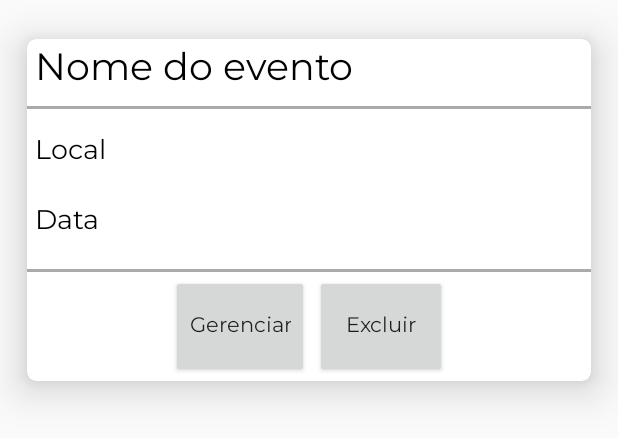
After one commit to ucsal/Eventii, an Android app: the layout lista_eventos_layout.xml on its own in the app's theme, with its tools: preview values and no code run, on a phone screen of 412 x 824 dp. The commit adds this screen. Shown: the top 438 px of the screen. Run offline under Robolectric (Android 15) with nearby library versions, the phone set to English and light mode, and no system bars; Roboto replaces fonts that are not available here.

Commit message:
Lista de Eventos, Swipe Refresh

```diff
--- a/app/build.gradle
+++ b/app/build.gradle
@@ -34,6 +34,7 @@ dependencies {
     implementation 'com.squareup.picasso:picasso:2.71828'
     implementation 'com.google.android.gms:play-services-places:15.0.0'
     implementation 'com.google.code.gson:gson:2.8.0'
+    implementation 'com.android.support:cardview-v7:26.1.0'
 }
 
 
--- /dev/null
+++ b/app/src/main/res/drawable/shadow_rect_evento.xml
@@ -0,0 +1,6 @@
+<?xml version="1.0" encoding="utf-8"?>
+<shape xmlns:android="http://schemas.android.com/apk/res/android"
+    android:shape="rectangle">
+    <solid android:color="#42000000" />
+    <corners android:radius="5dp" />
+</shape>
--- a/app/src/main/res/layout/fragment_register_slide.xml
+++ b/app/src/main/res/layout/fragment_register_slide.xml
@@ -40,7 +40,7 @@
             android:background="@drawable/bg_input_form"
             android:layout_width="300dp"
             android:layout_height="50dp"
-            android:hint="@string/nome"
+            android:hint="nome de usuario"
             android:inputType="text"
             android:gravity="center"
             android:layout_below="@id/fragment_register_textEmail"
--- /dev/null
+++ b/app/src/main/res/layout/lista_eventos_layout.xml
@@ -0,0 +1,87 @@
+<android.support.v7.widget.CardView xmlns:app="http://schemas.android.com/apk/res-auto"
+    xmlns:android="http://schemas.android.com/apk/res/android"
+    android:layout_width="match_parent"
+    android:layout_height="280dp"
+    app:cardUseCompatPadding="true"
+    app:cardElevation="16dp"
+    app:cardCornerRadius="6dp">
+
+
+    <LinearLayout
+        android:layout_width="match_parent"
+        android:layout_height="match_parent"
+        android:orientation="vertical">
+
+        <TextView
+            android:id="@+id/lista_eventos_nome"
+            android:layout_width="match_parent"
+            android:layout_height="wrap_content"
+            android:layout_marginLeft="5dp"
+            android:layout_marginTop="2dp"
+            android:fontFamily="@font/montserrat"
+            android:text="Nome do evento"
+            android:textColor="@color/colorPrimaryDark"
+            android:textSize="25sp" />
+
+        <View
+            android:layout_marginTop="5dp"
+            android:layout_width="match_parent"
+            android:layout_height="2dp"
+            android:background="@android:color/darker_gray"/>
+
+        <TextView
+            android:id="@+id/lista_eventos_local"
+            android:layout_width="match_parent"
+            android:layout_height="wrap_content"
+            android:layout_marginLeft="5dp"
+            android:layout_marginTop="15dp"
+            android:fontFamily="@font/montserrat"
+            android:text="Local"
+            android:textColor="@color/colorPrimaryDark"
+            android:textSize="18sp" />
+
+        <TextView
+            android:id="@+id/lista_eventos_data"
+            android:layout_width="match_parent"
+            android:layout_height="wrap_content"
+            android:layout_marginLeft="5dp"
+            android:layout_marginTop="20dp"
+            android:fontFamily="@font/montserrat"
+            android:text="Data"
+            android:textColor="@color/colorPrimaryDark"
+            android:textSize="18sp" />
+
+        <View
+            android:layout_marginTop="18dp"
+            android:layout_width="match_parent"
+            android:layout_height="2dp"
+            android:background="@android:color/darker_gray"/>
+
+        <LinearLayout
+            android:orientation="horizontal"
+            android:layout_width="match_parent"
+            android:layout_height="match_parent"
+            android:gravity="center_horizontal"
+            >
+
+            <Button
+                android:layout_width="wrap_content"
+                android:layout_height="match_parent"
+                android:fontFamily="@font/montserrat"
+                android:layout_margin="2dp"
+                android:text="Gerenciar"
+                android:textAllCaps="false" />
+
+            <Button
+                android:layout_width="wrap_content"
+                android:layout_height="match_parent"
+                android:layout_margin="2dp"
+                android:fontFamily="@font/montserrat"
+                android:text="Excluir"
+                android:textAllCaps="false" />
+
+        </LinearLayout>
+
+    </LinearLayout>
+
+</android.support.v7.widget.CardView>
```
Also changed, not shown: app/src/main/java/br/edu/ucsal/eventii/adapters/HomeAdapter.java (added, +74 -0 lines), app/src/main/java/br/edu/ucsal/eventii/fragments/HomeFragment.java (+75 -7 lines).
